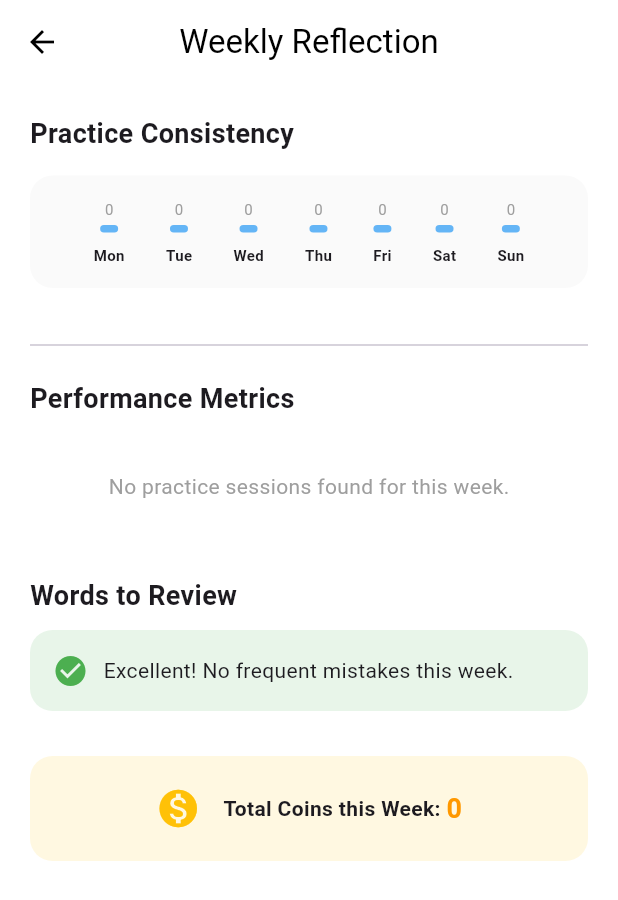
After one commit to Amar-77/SpeakEase_App, a Flutter app: the StudentDashboardScreen screen opened directly, after a tap on "View Weekly Summary", on a phone screen of 412 x 824 dp. The commit adds this screen. Shown: the top 900 px of the screen. Run offline on Flutter 3.47's test engine with Material 3 defaults, Android fonts, the phone set to English and light mode, and no system bars; our stand-ins replace cloud_firestore, file_picker, firebase_auth, firebase_core, flutter_dotenv, permission_handler; missing offline and left inert: record; accounts and stored records are empty.

Commit message:
added detailed analysis

```diff
--- a/lib/screens/student/dashboard/student_dashboard_screen.dart
+++ b/lib/screens/student/dashboard/student_dashboard_screen.dart
@@ -1,7 +1,8 @@
 import 'package:flutter/material.dart';
 import 'package:cloud_firestore/cloud_firestore.dart';
 import 'package:firebase_auth/firebase_auth.dart';
-import 'package:intl/intl.dart'; // Add this to pubspec.yaml if needed, or use basic logic
+import 'package:intl/intl.dart';
+import 'package:speakease/screens/student/dashboard/weekly_summary.dart'; // Add this to pubspec.yaml if needed, or use basic logic
 
 class StudentDashboardScreen extends StatelessWidget {
   const StudentDashboardScreen({super.key});
@@ -77,6 +78,25 @@ class StudentDashboardScreen extends StatelessWidget {
                   ),
                 );
               },
+            ),
+
+            // Inside StudentDashboardScreen Column, below the Weekly Report Card
+            const SizedBox(height: 20),
+            ElevatedButton.icon(
+              onPressed: () {
+                Navigator.push(
+                  context,
+                  MaterialPageRoute(builder: (_) => const WeeklySummaryScreen()),
+                );
+              },
+              icon: const Icon(Icons.summarize_rounded),
+              label: const Text("View Weekly Summary"),
+              style: ElevatedButton.styleFrom(
+                backgroundColor: Colors.blue.shade700,
+                foregroundColor: Colors.white,
+                padding: const EdgeInsets.symmetric(vertical: 15),
+                shape: RoundedRectangleBorder(borderRadius: BorderRadius.circular(15)),
+              ),
             ),
 
             const SizedBox(height: 30),
--- /dev/null
+++ b/lib/screens/student/dashboard/weekly_summary.dart
@@ -0,0 +1,285 @@
+import 'package:flutter/material.dart';
+import 'package:cloud_firestore/cloud_firestore.dart';
+import 'package:firebase_auth/firebase_auth.dart';
+
+class WeeklySummaryScreen extends StatelessWidget {
+  const WeeklySummaryScreen({super.key});
+
+  @override
+  Widget build(BuildContext context) {
+    final user = FirebaseAuth.instance.currentUser!;
+    final DateTime now = DateTime.now();
+    // Calculate the threshold for exactly 7 days ago
+    final DateTime lastWeek = DateTime(now.year, now.month, now.day).subtract(const Duration(days: 7));
+    final Timestamp threshold = Timestamp.fromDate(lastWeek);
+
+    return Scaffold(
+      backgroundColor: Colors.white,
+      appBar: AppBar(
+        title: const Text("Weekly Reflection"),
+        backgroundColor: Colors.white,
+        foregroundColor: Colors.black,
+        elevation: 0,
+        centerTitle: true,
+      ),
+      body: SingleChildScrollView(
+        padding: const EdgeInsets.all(20),
+        child: Column(
+          crossAxisAlignment: CrossAxisAlignment.stretch,
+          children: [
+            // --- SECTION 1: PRACTICE CONSISTENCY (From daily_stats) ---
+            const Text("Practice Consistency", style: TextStyle(fontSize: 18, fontWeight: FontWeight.bold)),
+            const SizedBox(height: 15),
+            _buildActivityChart(user.uid),
+
+            const SizedBox(height: 30),
+            const Divider(),
+            const SizedBox(height: 15),
+
+            // --- SECTION 2: PERFORMANCE METRICS (From submissions) ---
+            const Text("Performance Metrics", style: TextStyle(fontSize: 18, fontWeight: FontWeight.bold)),
+            const SizedBox(height: 15),
+
+            StreamBuilder<QuerySnapshot>(
+              stream: FirebaseFirestore.instance
+                  .collection('submissions')
+                  .where('student_id', isEqualTo: user.uid)
+                  .where('submitted_at', isGreaterThanOrEqualTo: threshold)
+                  .snapshots(),
+              builder: (context, snapshot) {
+                if (snapshot.hasError) {
+                  return Center(child: Text("Error: ${snapshot.error}", style: const TextStyle(color: Colors.red)));
+                }
+
+                if (snapshot.connectionState == ConnectionState.waiting) {
+                  return const Center(child: CircularProgressIndicator());
+                }
+
+                var docs = snapshot.data?.docs ?? [];
+                if (docs.isEmpty) {
+                  return const Padding(
+                    padding: EdgeInsets.symmetric(vertical: 20),
+                    child: Center(child: Text("No practice sessions found for this week.", style: TextStyle(color: Colors.grey))),
+                  );
+                }
+
+                // Data Aggregation
+                double acc = 0, flu = 0, clar = 0, pron = 0, wpmTotal = 0;
+                for (var doc in docs) {
+                  var d = doc.data() as Map<String, dynamic>;
+                  acc += (d['accuracy_score'] ?? 0).toDouble();
+                  flu += (d['fluency_score'] ?? 0).toDouble();
+                  clar += (d['clarity_score'] ?? 0).toDouble();
+                  pron += (d['pronunciation_score'] ?? 0).toDouble();
+                  wpmTotal += (d['wpm'] ?? 0).toDouble();
+                }
+
+                int count = docs.length;
+
+                return GridView.count(
+                  shrinkWrap: true,
+                  physics: const NeverScrollableScrollPhysics(),
+                  crossAxisCount: 2,
+                  crossAxisSpacing: 15,
+                  mainAxisSpacing: 15,
+                  childAspectRatio: 1.2,
+                  children: [
+                    _buildStatCard("Avg Accuracy", "${(acc / count).toStringAsFixed(1)}%", Icons.verified, Colors.green),
+                    _buildStatCard("Avg Fluency", (flu / count).toStringAsFixed(1), Icons.waves, Colors.blue),
+                    _buildStatCard("Pronunciation", (pron / count).toStringAsFixed(1), Icons.record_voice_over, Colors.purple),
+                    _buildStatCard("Avg Clarity", "${(clar / count).toStringAsFixed(1)}%", Icons.hearing, Colors.orange),
+                    _buildStatCard("Avg WPM", (wpmTotal / count).toStringAsFixed(0), Icons.speed, Colors.red),
+                  ],
+                );
+              },
+            ),
+
+            const SizedBox(height: 30),
+
+            // --- SECTION 3: WORDS TO REVIEW (Aggregated from word_analysis) ---
+            const Text("Words to Review", style: TextStyle(fontSize: 18, fontWeight: FontWeight.bold)),
+            const SizedBox(height: 10),
+            _buildMistakeWordList(user.uid, threshold),
+
+            const SizedBox(height: 30),
+
+            // --- SECTION 4: COIN SUMMARY ---
+            _buildWeeklyCoinSummary(user.uid),
+            const SizedBox(height: 20),
+          ],
+        ),
+      ),
+    );
+  }
+
+  // --- WIDGET: TOP 3 MISTAKE WORD AGGREGATION ---
+  Widget _buildMistakeWordList(String uid, Timestamp threshold) {
+    return StreamBuilder<QuerySnapshot>(
+      stream: FirebaseFirestore.instance
+          .collection('submissions')
+          .where('student_id', isEqualTo: uid)
+          .where('submitted_at', isGreaterThanOrEqualTo: threshold)
+          .snapshots(),
+      builder: (context, snapshot) {
+        if (!snapshot.hasData) return const SizedBox();
+
+        Map<String, int> mistakeWords = {};
+
+        // Aggregate words from the submissions collection
+        for (var doc in snapshot.data!.docs) {
+          var data = doc.data() as Map<String, dynamic>;
+          // Extract word_analysis array
+          List<dynamic> analysis = data['word_analysis'] ?? [];
+          for (var word in analysis) {
+            // Identify incorrect words marked as red
+            if (word['color'] == 'red') {
+              String text = word['text'].toString().toLowerCase().trim();
+              if (text.isNotEmpty) mistakeWords[text] = (mistakeWords[text] ?? 0) + 1;
+            }
+          }
+        }
+
+        if (mistakeWords.isEmpty) {
+          return Container(
+            padding: const EdgeInsets.all(15),
+            decoration: BoxDecoration(color: Colors.green.shade50, borderRadius: BorderRadius.circular(15)),
+            child: const Row(
+              children: [
+                Icon(Icons.check_circle, color: Colors.green),
+                SizedBox(width: 10),
+                Text("Excellent! No frequent mistakes this week."),
+              ],
+            ),
+          );
+        }
+
+        // Sort by frequency and take only the TOP 3
+        var sortedMistakes = mistakeWords.entries.toList()
+          ..sort((a, b) => b.value.compareTo(a.value));
+
+        // Limit the list to top 3
+        var topThree = sortedMistakes.take(3).toList();
+
+        return Column(
+          children: topThree.map((entry) {
+            return Card(
+              margin: const EdgeInsets.only(bottom: 10),
+              shape: RoundedRectangleBorder(borderRadius: BorderRadius.circular(12)),
+              color: Colors.red.shade50,
+              elevation: 0,
+              child: ListTile(
+                leading: CircleAvatar(
+                  backgroundColor: Colors.red.shade100,
+                  child: Text("${topThree.indexOf(entry) + 1}",
+                      style: const TextStyle(color: Colors.red, fontWeight: FontWeight.bold)),
+                ),
+                title: Text(entry.key, style: const TextStyle(fontWeight: FontWeight.bold, color: Colors.red)),
+                subtitle: Text("Mispronounced ${entry.value} times this week"),
+                trailing: const Icon(Icons.warning_amber_rounded, color: Colors.red),
+              ),
+            );
+          }).toList(),
+        );
+      },
+    );
+  }
+
+  // --- WIDGET: ACTIVITY CHART ---
+  Widget _buildActivityChart(String uid) {
+    return FutureBuilder<QuerySnapshot>(
+      future: FirebaseFirestore.instance
+          .collection('users').doc(uid).collection('daily_stats')
+          .orderBy('date', descending: true).limit(7).get(),
+      builder: (context, snapshot) {
+        if (!snapshot.hasData) return const SizedBox(height: 100, child: Center(child: CircularProgressIndicator()));
+
+        var docs = snapshot.data!.docs;
+        Map<String, int> weekData = {"Mon": 0, "Tue": 0, "Wed": 0, "Thu": 0, "Fri": 0, "Sat": 0, "Sun": 0};
+
+        for (var doc in docs) {
+          var d = doc.data() as Map<String, dynamic>;
+          String dateStr = d['date'] ?? "";
+          if (dateStr.isNotEmpty) {
+            DateTime dt = DateTime.parse(dateStr);
+            String dayName = ["", "Mon", "Tue", "Wed", "Thu", "Fri", "Sat", "Sun"][dt.weekday];
+            weekData[dayName] = d['minutes_spent'] ?? 0;
+          }
+        }
+
+        return Container(
+          padding: const EdgeInsets.all(15),
+          decoration: BoxDecoration(color: Colors.grey.shade50, borderRadius: BorderRadius.circular(15)),
+          child: Row(
+            mainAxisAlignment: MainAxisAlignment.spaceEvenly,
+            crossAxisAlignment: CrossAxisAlignment.end,
+            children: ["Mon", "Tue", "Wed", "Thu", "Fri", "Sat", "Sun"].map((day) => _buildBar(day, weekData[day] ?? 0)).toList(),
+          ),
+        );
+      },
+    );
+  }
+
+  Widget _buildBar(String day, int mins) {
+    double barHeight = (mins * 5.0).clamp(5.0, 100.0);
+    return Column(
+      children: [
+        Text("$mins", style: const TextStyle(fontSize: 10, color: Colors.grey)),
+        const SizedBox(height: 4),
+        Container(width: 12, height: barHeight, decoration: BoxDecoration(color: Colors.blue.shade300, borderRadius: BorderRadius.circular(4))),
+        const SizedBox(height: 8),
+        Text(day, style: const TextStyle(fontSize: 10, fontWeight: FontWeight.bold)),
+      ],
+    );
+  }
+
+  // --- WIDGET: STAT CARD ---
+  Widget _buildStatCard(String label, String value, IconData icon, Color color) {
+    return Container(
+      padding: const EdgeInsets.all(12),
+      decoration: BoxDecoration(
+        color: Colors.white,
+        borderRadius: BorderRadius.circular(15),
+        boxShadow: [BoxShadow(color: color.withOpacity(0.1), blurRadius: 10, offset: const Offset(0, 4))],
+        border: Border.all(color: color.withOpacity(0.1)),
+      ),
+      child: Column(
+        mainAxisAlignment: MainAxisAlignment.center,
+        children: [
+          Icon(icon, color: color, size: 28),
+          const SizedBox(height: 8),
+          Text(value, style: const TextStyle(fontSize: 18, fontWeight: FontWeight.bold)),
+          Text(label, textAlign: TextAlign.center, style: const TextStyle(fontSize: 11, color: Colors.grey)),
+        ],
+      ),
+    );
+  }
+
+  // --- WIDGET: COIN SUMMARY ---
+  Widget _buildWeeklyCoinSummary(String uid) {
+    return FutureBuilder<QuerySnapshot>(
+      future: FirebaseFirestore.instance.collection('users').doc(uid).collection('daily_stats').get(),
+      builder: (context, snapshot) {
+        int weeklyCoins = 0;
+        if (snapshot.hasData) {
+          for (var doc in snapshot.data!.docs) {
+            var data = doc.data() as Map<String, dynamic>;
+            weeklyCoins += (data['coins_earned'] ?? 0) as int;
+          }
+        }
+        return Container(
+          padding: const EdgeInsets.all(20),
+          decoration: BoxDecoration(color: Colors.amber.shade50, borderRadius: BorderRadius.circular(15)),
+          child: Row(
+            mainAxisAlignment: MainAxisAlignment.center,
+            children: [
+              const Icon(Icons.monetization_on, color: Colors.amber, size: 30),
+              const SizedBox(width: 15),
+              const Text("Total Coins this Week: ", style: TextStyle(fontWeight: FontWeight.bold)),
+              Text("$weeklyCoins", style: const TextStyle(fontSize: 18, fontWeight: FontWeight.bold, color: Colors.orange)),
+            ],
+          ),
+        );
+      },
+    );
+  }
+}
```
Also changed, not shown: pubspec.lock, 2 other files.
